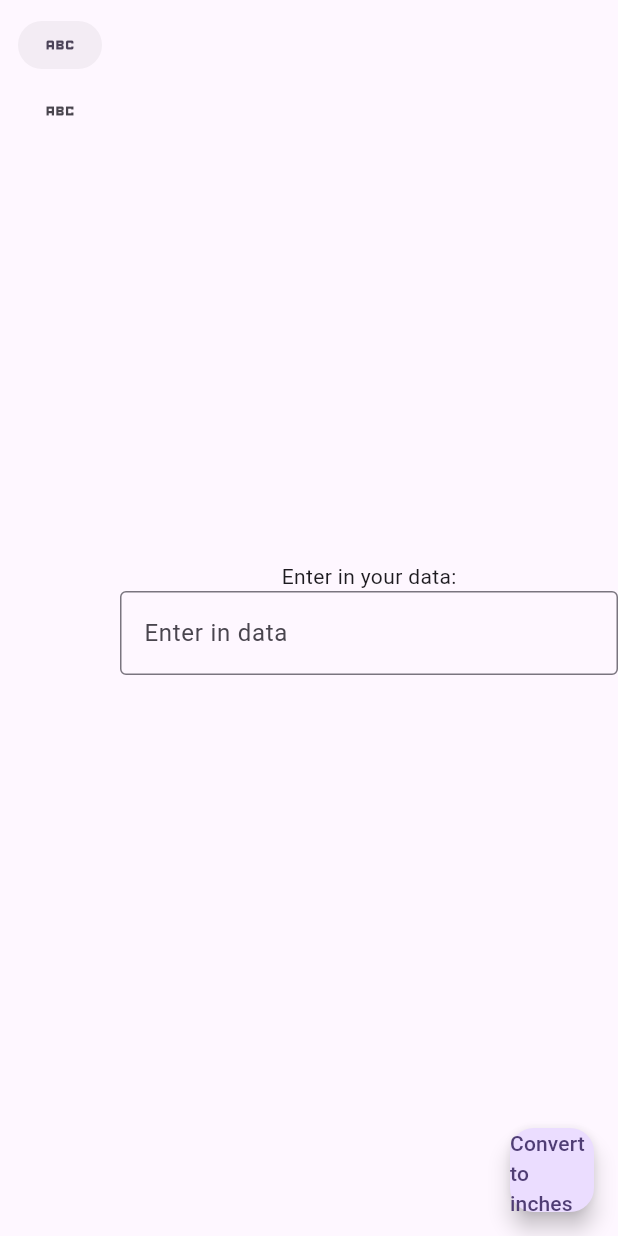
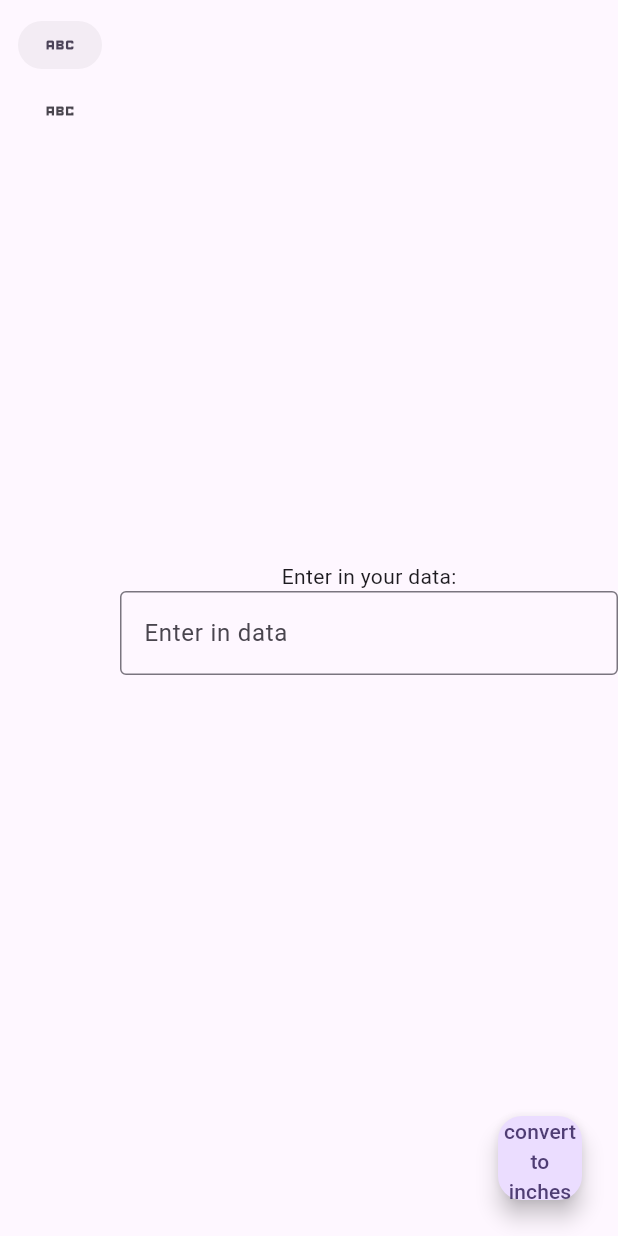
Before and after one commit to RohanNethala/unitconverter, a Flutter app: the screen it shows after launch, on a phone screen of 412 x 824 dp. Run offline on Flutter 3.47's test engine with Material 3 defaults, Android fonts, the phone set to English and light mode, and no system bars.

Commit message:
I fixed the alignment of the conversion button

```diff
--- a/unitconverter/lib/main.dart
+++ b/unitconverter/lib/main.dart
@@ -83,8 +83,10 @@ class _MyHomePageState extends State<MyHomePage> {
           ),
         ],)))
       ],),
-      floatingActionButton: FloatingActionButton(
-        child: Text("Convert to inches"),
+      floatingActionButton: Padding(
+        padding: const EdgeInsets.all(8.0),
+        child: FloatingActionButton(
+          child: Text("convert to inches", textAlign: TextAlign.center),
           onPressed: (){
           showDialog(context: context, builder: (context) {
             return AlertDialog(
@@ -93,6 +95,7 @@ class _MyHomePageState extends State<MyHomePage> {
           });
 
         }),
+      ),
     );
   }
 }
```
Lines whose indentation alone changed are shown as unchanged.
